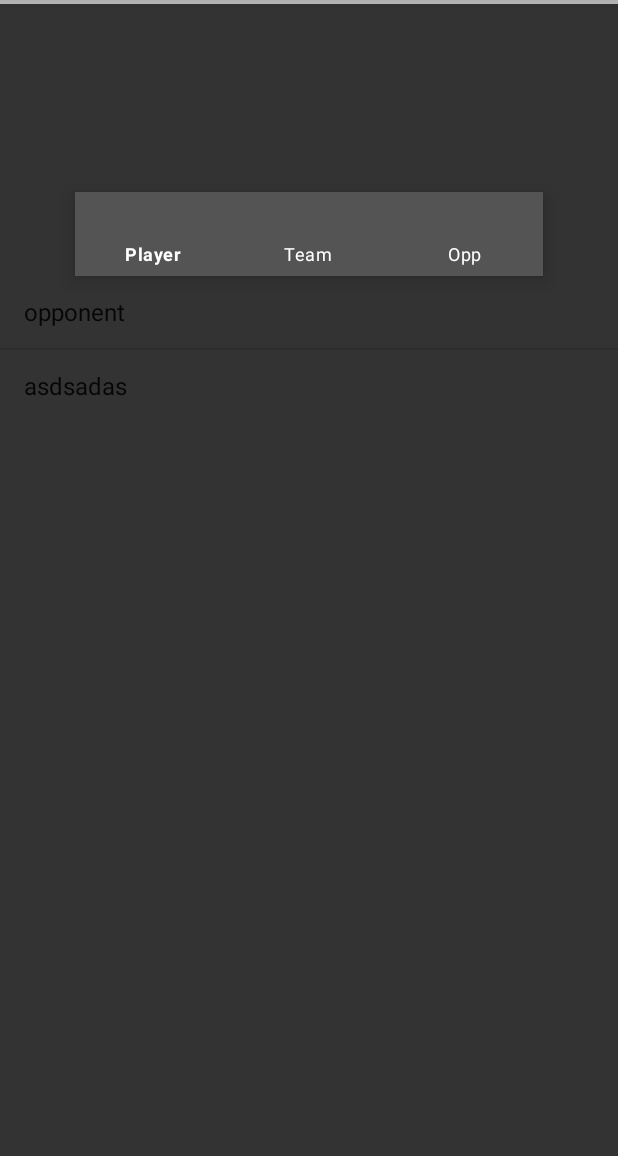
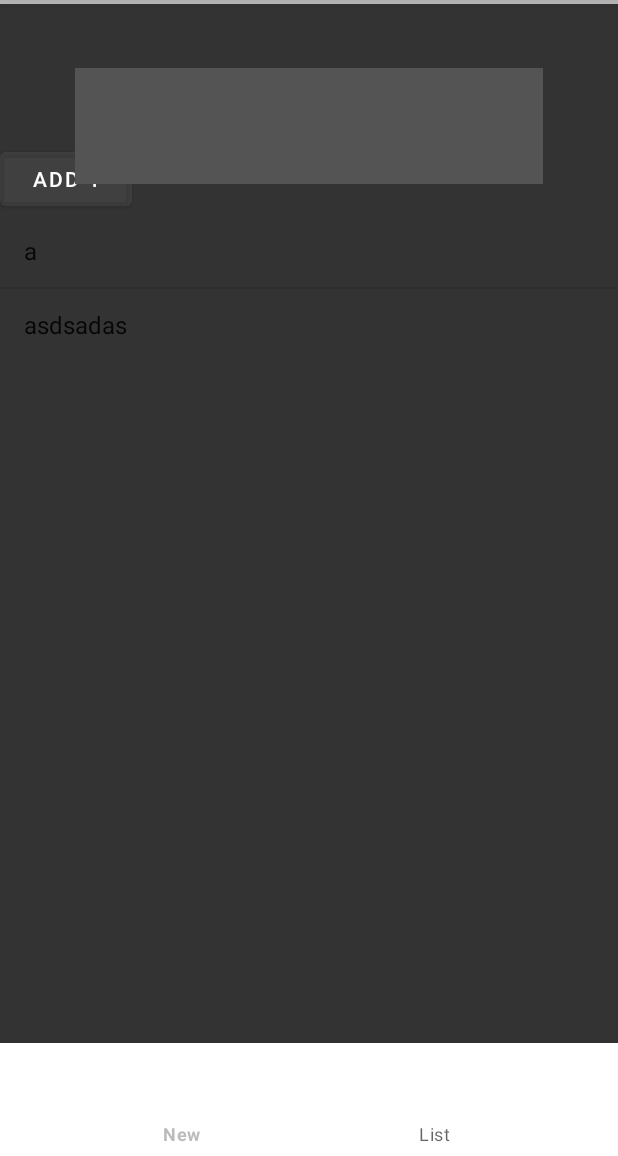
Before and after one commit to merakserhat/BilFoot, an Android app: the screen it shows after launch (ListAnnouncementsActivity), on a phone screen of 412 x 824 dp, the part 80-1236 px from its top. Run offline under Robolectric (Android 15) with nearby library versions, the phone set to English and light mode, and no system bars; our stand-ins replace Firebase (no records; nobody signed in at launch, a user with empty details on screens opened directly).

Commit message:
Bottom Navigation Menu+adjustments to design

```diff
--- a/app/build.gradle
+++ b/app/build.gradle
@@ -29,6 +29,9 @@ android {
     buildFeatures {
         viewBinding true
     }
+    dataBinding{
+        enabled=true
+    }
 }
 
 dependencies {
--- a/app/src/main/java/com/bilmatch/bilfoot/view/ListAnnouncementsActivity.java
+++ b/app/src/main/java/com/bilmatch/bilfoot/view/ListAnnouncementsActivity.java
@@ -5,6 +5,7 @@ import androidx.fragment.app.Fragment;
 import androidx.fragment.app.FragmentManager;
 import androidx.fragment.app.FragmentTransaction;
 
+import android.content.Intent;
 import android.os.Bundle;
 import android.widget.AdapterView;
 
@@ -13,9 +14,13 @@ import com.bilmatch.bilfoot.Player;
 import com.bilmatch.bilfoot.R;
 import com.bilmatch.bilfoot.Team;
 import com.bilmatch.bilfoot.databinding.ActivityListAnnouncementsBinding;
+import com.google.android.material.bottomnavigation.BottomNavigationView;
+
+import java.util.List;
 
 public class ListAnnouncementsActivity extends AppCompatActivity {
     ActivityListAnnouncementsBinding binding;
+    BottomNavigationView appmenu;
 
 
     @Override
@@ -24,10 +29,12 @@ public class ListAnnouncementsActivity extends AppCompatActivity {
         setContentView(R.layout.activity_list_announcements);
         binding = ActivityListAnnouncementsBinding.inflate(getLayoutInflater());
         setContentView(binding.getRoot());
-        replaceFragment(new Opponent());
+        replaceFragment(new Player());
+        appmenu = findViewById(R.id.appmenu);
 
         binding.bNvgView.setOnItemSelectedListener(item ->{
             switch (item.getItemId()){
+
                 case R.id.player:
                     replaceFragment(new Player());
                     break;
@@ -40,6 +47,22 @@ public class ListAnnouncementsActivity extends AppCompatActivity {
 
             return true;
         });
+
+        appmenu.setOnItemSelectedListener(item -> {
+            switch (item.getItemId()){
+                //daha çok "case" ekleyerek diğer aktivitelere gitmesi de sağlanabilir,
+                //henüz yapılmadığı için sadece 1 tane var
+                //ekleme yapıldığında apps_menu ya item eklemeyi unutma
+                case R.id.newAnnouncement:
+                    startActivity(new Intent(ListAnnouncementsActivity.this, NewAnnouncementActivity.class));
+                    break;
+            }
+            return true;
+        });
+
+
+
+
     }
 
     private void replaceFragment (Fragment fragment){
--- a/app/src/main/res/layout/activity_list_announcements.xml
+++ b/app/src/main/res/layout/activity_list_announcements.xml
@@ -1,5 +1,5 @@
 <?xml version="1.0" encoding="utf-8"?>
-<LinearLayout xmlns:android="http://schemas.android.com/apk/res/android"
+<RelativeLayout xmlns:android="http://schemas.android.com/apk/res/android"
     xmlns:app="http://schemas.android.com/apk/res-auto"
     xmlns:tools="http://schemas.android.com/tools"
     android:layout_width="match_parent"
@@ -11,23 +11,35 @@
     <com.google.android.material.bottomnavigation.BottomNavigationView
         android:id="@+id/bNvgView"
         android:layout_width="match_parent"
-        android:layout_height="wrap_content"
+        android:layout_height="match_parent"
+        android:layout_above="@+id/frame_layout"
+        android:layout_alignParentTop="true"
         android:layout_marginStart="50dp"
-        android:layout_marginTop="125dp"
+        android:layout_marginTop="120dp"
         android:layout_marginEnd="50dp"
+        android:layout_marginBottom="50dp"
         android:background="@color/card_active"
         app:itemTextColor="@color/white"
-
         app:menu="@menu/announcements_menu" />
 
     <FrameLayout
         android:id="@+id/frame_layout"
         android:layout_width="match_parent"
-        android:layout_height="match_parent">
+        android:layout_height="600dp"
+
+        android:layout_above="@+id/appmenu"
+        android:layout_marginBottom="0dp">
+
 
     </FrameLayout>
 
+    <com.google.android.material.bottomnavigation.BottomNavigationView
+        android:id="@+id/appmenu"
+        android:layout_width="match_parent"
+        android:layout_height="75dp"
+        android:layout_alignParentBottom="true"
+        android:layout_marginBottom="0dp"
+        app:menu="@menu/apps_menu" />
 
 
-
-</LinearLayout>
+</RelativeLayout>
--- /dev/null
+++ b/app/src/main/res/menu/apps_menu.xml
@@ -0,0 +1,8 @@
+<?xml version="1.0" encoding="utf-8"?>
+<menu xmlns:android="http://schemas.android.com/apk/res/android">
+
+    <item android:title="New"
+        android:id="@+id/newAnnouncement"/>
+    <item android:title="List"
+        android:id="@+id/listAnnouncements"/>
+</menu>
--- a/app/src/main/res/values/colors.xml
+++ b/app/src/main/res/values/colors.xml
@@ -1,7 +1,6 @@
 <?xml version="1.0" encoding="utf-8"?>
 <resources>
     <color name="purple_200">#FFBB86FC</color>
-    <color name="purple_500">#FF6200EE</color>
     <color name="purple_700">#FF3700B3</color>
     <color name="teal_200">#FF03DAC5</color>
     <color name="teal_700">#FF018786</color>
```
Also changed, not shown: app/src/main/java/com/bilmatch/bilfoot/view/NewAnnouncementActivity.java (+15 -0 lines), app/src/main/res/layout/activity_new_announcement.xml (+7 -0 lines), app/src/main/res/values/dimens.xml (line endings or trailing spaces).
